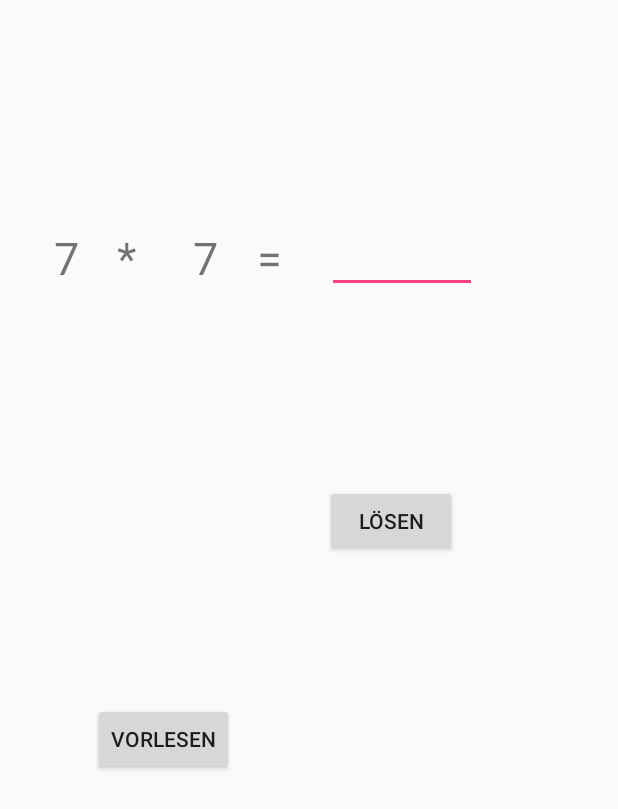
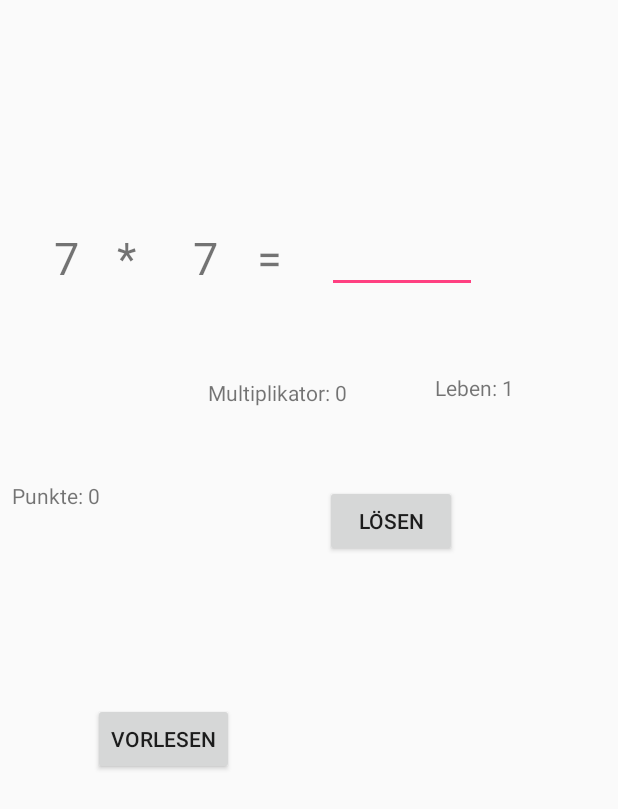
Before and after one commit to dominicpfeifer/SRL, an Android app: the MainActivity screen opened directly, with no data from a screen before it, after a tap on "LÖSEN", on a phone screen of 412 x 824 dp. Shown: the top 809 px of the screen. Run offline under Robolectric (Android 15) with nearby library versions, the phone set to English and light mode, and no system bars; 1 statement that could not run was skipped; 1 other tap on this screen came first.

Commit message:
Ergänzung zum Spiel - Highscore Activity hinzugefügt - Logik bei spiel geändert (Punkte Multiplikator leben)

```diff
--- a/app/src/main/AndroidManifest.xml
+++ b/app/src/main/AndroidManifest.xml
@@ -1,6 +1,8 @@
 <?xml version="1.0" encoding="utf-8"?>
 <manifest xmlns:android="http://schemas.android.com/apk/res/android"
     package="dominicpfeifer.srl">
+
+    <uses-permission android:name="android.permission.VIBRATE" />
 
     <application
         android:allowBackup="true"
@@ -16,8 +18,8 @@
                 <category android:name="android.intent.category.LAUNCHER" />
             </intent-filter>
         </activity>
-        <activity android:name=".MainActivity"></activity>
+        <activity android:name=".MainActivity" />
+        <activity android:name=".Highscore"></activity>
     </application>
-    <uses-permission android:name="android.permission.VIBRATE"/>
 
 </manifest>
--- a/app/src/main/java/dominicpfeifer/srl/MainActivity.java
+++ b/app/src/main/java/dominicpfeifer/srl/MainActivity.java
@@ -2,6 +2,7 @@ package dominicpfeifer.srl;
 
 import android.app.Activity;
 import android.content.Context;
+import android.content.Intent;
 import android.os.Bundle;
 import android.speech.tts.TextToSpeech;
 import android.util.Log;
@@ -14,6 +15,8 @@ import java.util.Locale;
 import java.util.Random;
 import android.os.Vibrator;
 
+import org.w3c.dom.Text;
+
 
 public class MainActivity extends Activity  implements
         TextToSpeech.OnInitListener{
@@ -24,7 +27,13 @@ public class MainActivity extends Activity  implements
     private TextView txtZahl1;
     private TextView txtZahl2;
     private EditText editTextErgebnis;
+    private TextView txtPunkte;
+    private TextView txtLeben;
+    private TextView txtMulti;
     private Vibrator v;
+    private int points = 0;
+    private int multiplikator = 0;
+    private int leben = 2;
 
     @Override
     protected void onCreate(Bundle savedInstanceState) {
@@ -44,6 +53,14 @@ public class MainActivity extends Activity  implements
             }
 
         });
+
+        txtLeben = (TextView) findViewById(R.id.txtLeben);
+        txtPunkte = (TextView) findViewById(R.id.txtPunkte);
+        txtMulti = (TextView) findViewById(R.id.txtMulti);
+
+        txtLeben.setText("Leben: " + leben);
+        txtPunkte.setText("Punkte: " + points);
+        txtMulti.setText("Multiplikator: " + multiplikator);
 
 
         btnCheck = (Button)findViewById(R.id.btnCheck);
@@ -82,15 +99,35 @@ public class MainActivity extends Activity  implements
 
         String text;
         long[] pattern = {0, 400, 200, 400, 200, 400 };
+        long[] pattern2 = {0,100,100,100};
 
         if(check == ergebnis){
             text = "YES";
+            points++;
+            multiplikator++;
+            if(points > 1){
+                points = points * multiplikator;
+            }
+            txtPunkte.setText("Punkte: " + points);
+            txtMulti.setText("Multiplikator: " + multiplikator);
+            editTextErgebnis.setText("");
+            calculate();
         }else{
             text = "NO";
-            v.vibrate(pattern, -1);
+            leben--;
+            txtLeben.setText("Leben: " + leben);
+            v.vibrate(pattern2, -1);
+            editTextErgebnis.setText("");
+            if(leben == 0){
+                v.vibrate(pattern, -1);
+                Intent intent = new Intent(MainActivity.this,Highscore.class);
+                intent.putExtra("highscore",points);
+                startActivity(intent);
+                //neue activity mit highscore
+            }
         }
 
-        Log.e("TTS", text + "in check");
+        Log.e("TTS", text + " Punkte: " + points + " Leben: " + leben);
     }
 
 
--- a/app/src/main/res/layout/activity_main.xml
+++ b/app/src/main/res/layout/activity_main.xml
@@ -87,4 +87,44 @@
         android:layout_marginRight="8dp"
         app:layout_constraintRight_toRightOf="parent"
         app:layout_constraintHorizontal_bias="0.258" />
+
+    <TextView
+        android:id="@+id/txtPunkte"
+        android:layout_width="wrap_content"
+        android:layout_height="wrap_content"
+        android:layout_marginBottom="8dp"
+        android:layout_marginTop="8dp"
+        android:text="TextView"
+        app:layout_constraintBottom_toTopOf="@+id/btnSpeak"
+        app:layout_constraintTop_toBottomOf="@+id/txt"
+        android:layout_marginLeft="8dp"
+        app:layout_constraintLeft_toLeftOf="parent" />
+
+    <TextView
+        android:id="@+id/txtLeben"
+        android:layout_width="wrap_content"
+        android:layout_height="wrap_content"
+        android:layout_marginBottom="8dp"
+        android:layout_marginLeft="162dp"
+        android:layout_marginTop="8dp"
+        android:text="TextView"
+        app:layout_constraintBottom_toTopOf="@+id/btnCheck"
+        app:layout_constraintLeft_toRightOf="@+id/txtPunkte"
+        app:layout_constraintTop_toBottomOf="@+id/editTextErgebnis"
+        app:layout_constraintVertical_bias="0.488"
+        android:layout_marginRight="8dp"
+        app:layout_constraintRight_toRightOf="parent" />
+
+    <TextView
+        android:id="@+id/txtMulti"
+        android:layout_width="wrap_content"
+        android:layout_height="wrap_content"
+        android:text="TextView"
+        android:layout_marginTop="60dp"
+        app:layout_constraintTop_toBottomOf="@+id/txtZahl2"
+        app:layout_constraintLeft_toRightOf="@+id/txtPunkte"
+        android:layout_marginLeft="8dp"
+        app:layout_constraintRight_toLeftOf="@+id/txtLeben"
+        android:layout_marginRight="8dp"
+        app:layout_constraintHorizontal_bias="0.556" />
 </android.support.constraint.ConstraintLayout>
```
Also changed, not shown: app/src/main/java/dominicpfeifer/srl/Highscore.java (added, +34 -0 lines), app/src/main/res/layout/activity_highscore.xml (added, +34 -0 lines).
